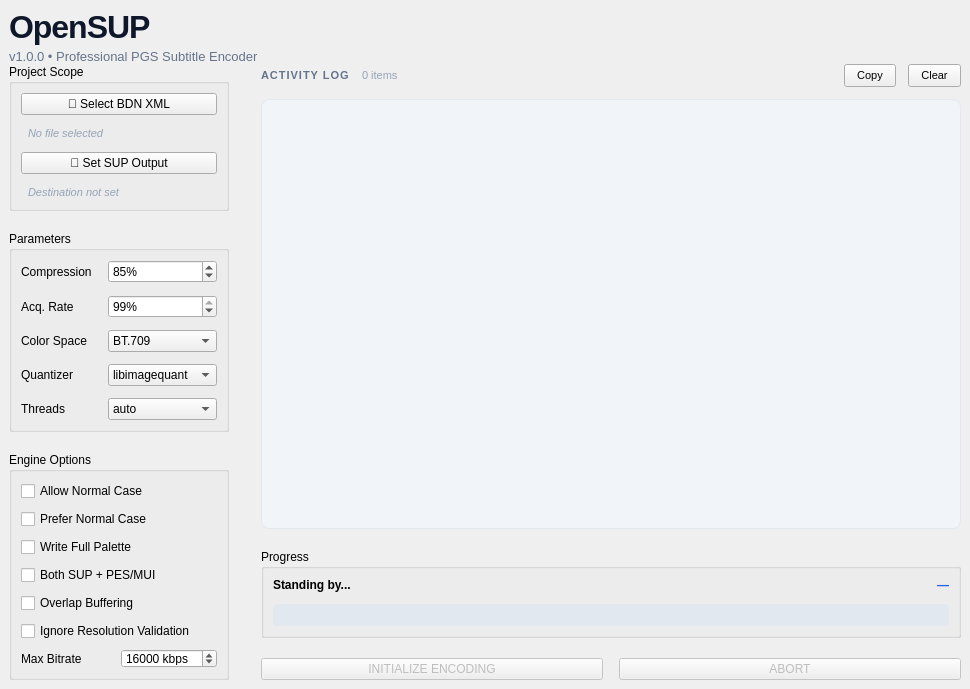
Old version of the form src/opensup/gui/main_window.ui in the repository Lanzoone30/OpenSUP.
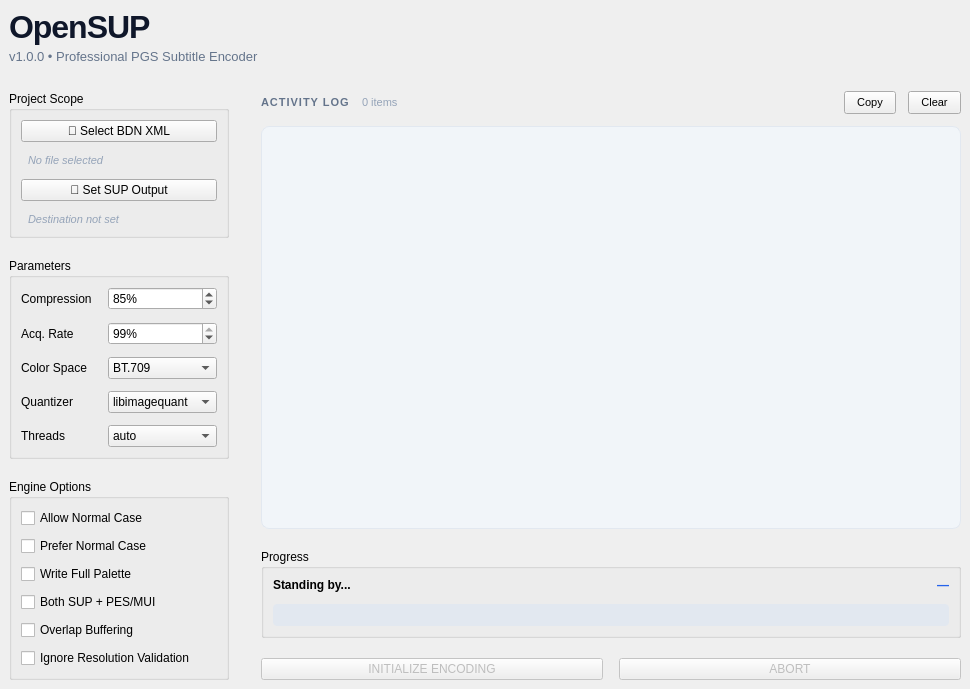
New version of the form.

What changed in the file:
```diff
--- a/src/opensup/gui/main_window.ui
+++ b/src/opensup/gui/main_window.ui
@@ -373,35 +373,8 @@
                <string>Ignore Resolution Validation</string>
               </property>
              </widget>
-           </item>
-           <item>
-            <layout class="QHBoxLayout" name="bitrateRow_3">
-             <item>
-              <widget class="QLabel" name="label_56">
-               <property name="text">
-                <string>Max Bitrate</string>
-               </property>
-              </widget>
-             </item>
-             <item>
-               <widget class="QSpinBox" name="spin_max_kbps">
-                <property name="toolTip">
-                 <string>Validate stream against a maximum bitrate. Does NOT shape the output. 0 = disabled.</string>
-                </property>
-                <property name="suffix">
-                 <string> kbps</string>
-                </property>
-               <property name="maximum">
-                <number>100000</number>
-               </property>
-               <property name="value">
-                <number>16000</number>
-               </property>
-              </widget>
-             </item>
-            </layout>
-           </item>
-          </layout>
+            </item>
+           </layout>
          </widget>
         </item>
         <item>
```
Left out of the diff: 21 changed lines with no effect on the pictures.
